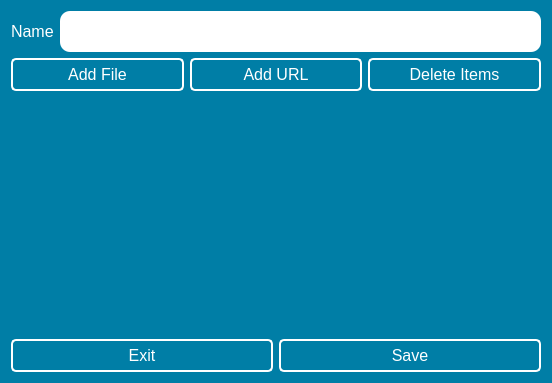
First picture: the form in ui files/Add Category.ui, repository daniel-deru/Runner2, before the edit.
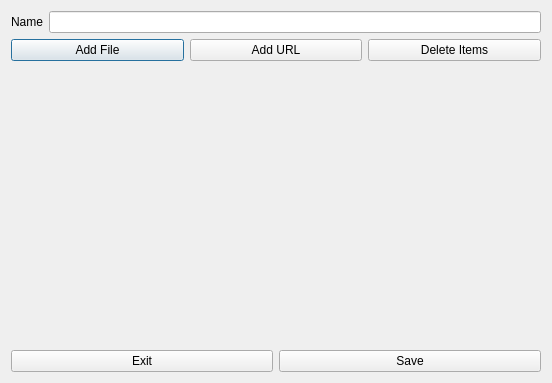
Second picture: the form after the edit.

Commit message: finished the font and colors for the primary windows.

The edit to the form file:
```diff
--- a/ui files/Add Category.ui
+++ b/ui files/Add Category.ui
@@ -32,39 +32,7 @@
    <string>Add Category</string>
   </property>
   <property name="styleSheet">
-   <string notr="true">#add_category {
-	background-color: #007EA6;
-
-}
-
-QCheckBox {
-	font-size: 16px;
-}
-
-QPushButton {
-	color: white;
-	border: 2px solid white;
-	background-color: transparent;
-	padding: 5px;
-	border-radius: 5px;
-	font-size: 16px;
-}
-
-QPushButton:pressed {
-	color: #007EA6;
-	background-color: white;
-}
-
-QLineEdit {
-	font-size: 16px;
-	border-radius: 10px;
-	padding: 10px;
-}
-
-QLabel {
-		color: white;
-		font-size: 16px;
-}</string>
+   <string notr="true"/>
   </property>
   <layout class="QVBoxLayout" name="verticalLayout">
    <item>
```
The commit also changes 21 other files.
